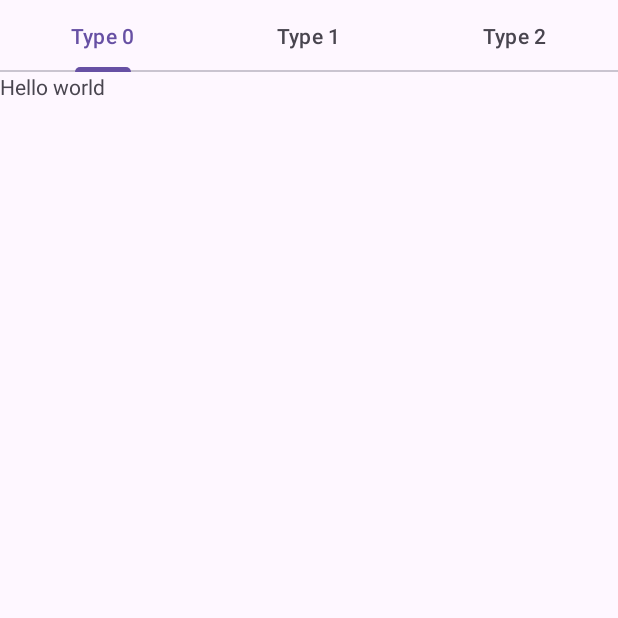
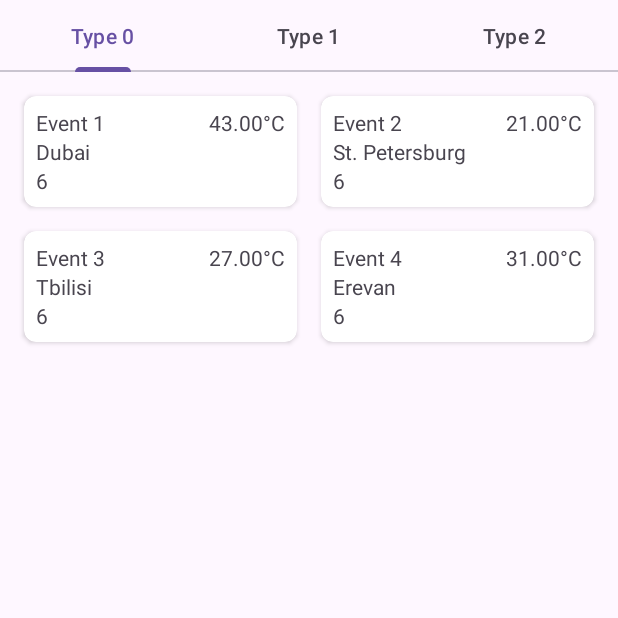
Before and after one commit to EinTheFrog/EventListExercise, an Android app: the screen it shows after launch (MainActivity), on a phone screen of 412 x 824 dp, the top half of it. Run offline under Robolectric (Android 15) with nearby library versions, the phone set to English and light mode, and no system bars.

Commit message:
Create event list

```diff
--- /dev/null
+++ b/app/src/main/java/com/example/eventcalendar/model/EventType.kt
@@ -0,0 +1,10 @@
+package com.example.eventcalendar.model
+
+import androidx.annotation.StringRes
+import com.example.eventcalendar.R
+
+enum class EventType(@StringRes val titleResource: Int) {
+    COMING(R.string.coming_event_title),
+    VISITED(R.string.visited_event_title),
+    MISSED(R.string.missed_event_title)
+}
--- /dev/null
+++ b/app/src/main/java/com/example/eventcalendar/model/domain/EventDomain.kt
@@ -0,0 +1,13 @@
+package com.example.eventcalendar.model.domain
+
+import com.example.eventcalendar.model.EventType
+import java.util.Calendar
+
+data class EventDomain(
+    val id: Int,
+    val title: String,
+    val city: CityDomain,
+    val weather: WeatherDomain,
+    val date: Calendar,
+    val eventType: EventType
+)
--- a/app/src/main/java/com/example/eventcalendar/ui/screens/eventList/EventFragment.kt
+++ /dev/null
@@ -1,29 +0,0 @@
-package com.example.eventcalendar.ui.screens.eventList
-
-import android.os.Bundle
-import android.view.LayoutInflater
-import android.view.View
-import android.view.ViewGroup
-import androidx.fragment.app.Fragment
-import com.example.eventcalendar.databinding.FragmentEventBinding
-import com.example.eventcalendar.utils.constants.eventTypeKey
-
-class EventFragment: Fragment() {
-    lateinit var binding: FragmentEventBinding
-
-    override fun onCreateView(
-        inflater: LayoutInflater,
-        container: ViewGroup?,
-        savedInstanceState: Bundle?
-    ): View {
-        binding = FragmentEventBinding.inflate(inflater)
-        return binding.root
-    }
-
-
-    override fun onViewCreated(view: View, savedInstanceState: Bundle?) {
-        val arguments = arguments.takeIf { it?.containsKey(eventTypeKey) ?: false } ?: return
-        val eventType = arguments.getInt(eventTypeKey)
-        binding.screenNumberText.text = eventType.toString()
-    }
-}
--- a/app/src/main/java/com/example/eventcalendar/ui/screens/eventList/EventListAdapter.kt
+++ b/app/src/main/java/com/example/eventcalendar/ui/screens/eventList/EventListAdapter.kt
@@ -1,20 +1,50 @@
 package com.example.eventcalendar.ui.screens.eventList
 
-import android.os.Bundle
-import androidx.fragment.app.Fragment
-import androidx.viewpager2.adapter.FragmentStateAdapter
-import com.example.eventcalendar.utils.constants.eventTypeKey
+import android.content.Context
+import android.view.LayoutInflater
+import android.view.View
+import android.view.ViewGroup
+import android.widget.TextView
+import androidx.recyclerview.widget.RecyclerView
+import com.example.eventcalendar.R
+import com.example.eventcalendar.databinding.ItemEventBinding
+import com.example.eventcalendar.model.domain.EventDomain
+import java.util.Calendar
 
-class EventListAdapter(fragment: Fragment): FragmentStateAdapter(fragment) {
-    private val screensCount = 3
+class EventListAdapter(
+    private val eventList: List<EventDomain>,
+    private val context: Context
+): RecyclerView.Adapter<EventListAdapter.ViewHolder>() {
 
-    override fun getItemCount(): Int = screensCount
+    class ViewHolder(view: View) : RecyclerView.ViewHolder(view) {
+        val titleText: TextView
+        val temperatureText: TextView
+        val cityText: TextView
+        val dateText: TextView
 
-    override fun createFragment(position: Int): Fragment {
-        val fragment = EventFragment()
-        val bundle = Bundle()
-        bundle.putInt(eventTypeKey, position)
-        return fragment
+        init {
+            titleText = view.findViewById(R.id.title_text)
+            temperatureText = view.findViewById(R.id.temperature_text)
+            cityText = view.findViewById(R.id.city_text)
+            dateText = view.findViewById(R.id.date_text)
+        }
+    }
+
+    override fun getItemCount() = eventList.size
+
+    override fun onCreateViewHolder(parent: ViewGroup, viewType: Int): ViewHolder {
+        val binding = ItemEventBinding.inflate(LayoutInflater.from(parent.context), parent, false)
+        return ViewHolder(binding.root)
+    }
+
+    override fun onBindViewHolder(holder: ViewHolder, position: Int) {
+        holder.titleText.text = eventList[position].title
+        holder.temperatureText.text = context.getString(
+            R.string.temperature,
+            eventList[position].weather.temp
+        )
+        holder.cityText.text = eventList[position].city.name
+        holder.dateText.text = eventList[position].date.get(Calendar.MONTH).toString()
     }
 
 }
--- a/app/src/main/java/com/example/eventcalendar/ui/screens/eventList/EventListFragment.kt
+++ b/app/src/main/java/com/example/eventcalendar/ui/screens/eventList/EventListFragment.kt
@@ -25,7 +25,7 @@ class EventListFragment: Fragment() {
 
     override fun onViewCreated(view: View, savedInstanceState: Bundle?) {
         val viewPager = binding.viewPager
-        viewPager.adapter = EventListAdapter(this)
+        viewPager.adapter = EventTypeListAdapter(this)
 
         val tabLayout = binding.tabLayout
         attachTabLayoutMediator(tabLayout = tabLayout, viewPager = viewPager)
--- /dev/null
+++ b/app/src/main/java/com/example/eventcalendar/ui/screens/eventList/EventTypeFragment.kt
@@ -0,0 +1,54 @@
+package com.example.eventcalendar.ui.screens.eventList
+
+import android.os.Bundle
+import android.view.LayoutInflater
+import android.view.View
+import android.view.ViewGroup
+import androidx.fragment.app.Fragment
+import androidx.recyclerview.widget.GridLayoutManager
+import androidx.recyclerview.widget.LinearLayoutManager
+import androidx.recyclerview.widget.RecyclerView
+import androidx.recyclerview.widget.RecyclerView.LayoutManager
+import com.example.eventcalendar.databinding.FragmentEventTypeBinding
+import com.example.eventcalendar.model.EventType
+import com.example.eventcalendar.model.domain.CityDomain
+import com.example.eventcalendar.model.domain.EventDomain
+import com.example.eventcalendar.model.domain.WeatherDomain
+import com.example.eventcalendar.utils.constants.eventTypeKey
+import java.util.Calendar
+
+class EventTypeFragment: Fragment() {
+    private lateinit var binding: FragmentEventTypeBinding
+    private lateinit var adapter: EventListAdapter
+
+    override fun onCreateView(
+        inflater: LayoutInflater,
+        container: ViewGroup?,
+        savedInstanceState: Bundle?
+    ): View {
+        binding = FragmentEventTypeBinding.inflate(inflater)
+
+        initRecyclerView(binding.eventRecyclerView)
+        return binding.root
+    }
+
+
+    override fun onViewCreated(view: View, savedInstanceState: Bundle?) {
+        val arguments = arguments.takeIf { it?.containsKey(eventTypeKey) ?: false } ?: return
+        val eventType = arguments.getInt(eventTypeKey)
+    }
+
+    private fun initRecyclerView(recyclerView: RecyclerView) {
+        val eventList = listOf(
+            EventDomain(0, "Event 1", CityDomain("Dubai", 0.0, 0.0, "UAE"), WeatherDomain(43.0, "", Calendar.getInstance()), Calendar.getInstance(), EventType.COMING),
+            EventDomain(1, "Event 2", CityDomain("St. Petersburg", 0.0, 0.0, "Russia"), WeatherDomain(21.0, "", Calendar.getInstance()), Calendar.getInstance(), EventType.COMING),
+            EventDomain(2, "Event 3", CityDomain("Tbilisi", 0.0, 0.0, "Georgia"), WeatherDomain(27.0, "", Calendar.getInstance()), Calendar.getInstance(), EventType.COMING),
+            EventDomain(3, "Event 4", CityDomain("Erevan", 0.0, 0.0, "Armenia"), WeatherDomain(31.0, "", Calendar.getInstance()), Calendar.getInstance(), EventType.COMING)
+        )
+
+        val adapter = EventListAdapter(eventList, requireContext())
+        recyclerView.adapter = adapter
+        val layoutManager = GridLayoutManager(requireContext(), 2)
+        recyclerView.layoutManager = layoutManager
+    }
+}
--- /dev/null
+++ b/app/src/main/java/com/example/eventcalendar/ui/screens/eventList/EventTypeListAdapter.kt
@@ -0,0 +1,20 @@
+package com.example.eventcalendar.ui.screens.eventList
+
+import android.os.Bundle
+import androidx.fragment.app.Fragment
+import androidx.viewpager2.adapter.FragmentStateAdapter
+import com.example.eventcalendar.utils.constants.eventTypeKey
+
+class EventTypeListAdapter(fragment: Fragment): FragmentStateAdapter(fragment) {
+    private val screensCount = 3
+
+    override fun getItemCount(): Int = screensCount
+
+    override fun createFragment(position: Int): Fragment {
+        val fragment = EventTypeFragment()
+        val bundle = Bundle()
+        bundle.putInt(eventTypeKey, position)
+        return fragment
+    }
+
+}
--- a/app/src/main/res/layout/fragment_event.xml
+++ b/app/src/main/res/layout/fragment_event_type.xml
@@ -4,10 +4,10 @@
     android:layout_width="match_parent"
     android:layout_height="match_parent">
 
-    <TextView
-        android:id="@+id/screen_number_text"
-        android:text="Hello world"
+    <androidx.recyclerview.widget.RecyclerView
+        android:id="@+id/event_recycler_view"
         android:layout_width="match_parent"
-        android:layout_height="match_parent" />
+        android:layout_height="match_parent"
+        android:padding="8dp" />
 
 </androidx.constraintlayout.widget.ConstraintLayout>
--- /dev/null
+++ b/app/src/main/res/layout/item_event.xml
@@ -0,0 +1,48 @@
+<?xml version="1.0" encoding="utf-8"?>
+<androidx.cardview.widget.CardView xmlns:android="http://schemas.android.com/apk/res/android"
+    xmlns:app="http://schemas.android.com/apk/res-auto"
+    android:layout_width="match_parent"
+    android:layout_height="wrap_content"
+    android:layout_margin="8dp"
+    app:cardCornerRadius="8dp">
+
+    <androidx.constraintlayout.widget.ConstraintLayout
+        android:layout_width="match_parent"
+        android:layout_height="wrap_content"
+        android:padding="8dp">
+
+        <TextView
+            android:id="@+id/title_text"
+            android:text="Event 1"
+            android:layout_width="match_parent"
+            android:layout_height="wrap_content"
+            app:layout_constraintStart_toStartOf="parent"
+            app:layout_constraintTop_toTopOf="parent" />
+
+        <TextView
+            android:id="@+id/temperature_text"
+            android:text="34°C"
+            android:layout_width="wrap_content"
+            android:layout_height="wrap_content"
+            app:layout_constraintTop_toTopOf="parent"
+            app:layout_constraintEnd_toEndOf="parent"/>
+
+        <TextView
+            android:id="@+id/city_text"
+            android:text="Dubai"
+            android:layout_width="wrap_content"
+            android:layout_height="wrap_content"
+            app:layout_constraintStart_toStartOf="parent"
+            app:layout_constraintTop_toBottomOf="@id/temperature_text" />
+
+        <TextView
+            android:id="@+id/date_text"
+            android:text="18/07/2023"
+            android:layout_width="wrap_content"
+            android:layout_height="wrap_content"
+            app:layout_constraintStart_toStartOf="parent"
+            app:layout_constraintTop_toBottomOf="@id/city_text" />
+
+    </androidx.constraintlayout.widget.ConstraintLayout>
+
+</androidx.cardview.widget.CardView>
--- a/app/src/main/res/values/strings.xml
+++ b/app/src/main/res/values/strings.xml
@@ -1,3 +1,9 @@
 <resources>
     <string name="app_name">EventCalendar</string>
+
+    <string name="coming_event_title">Coming</string>
+    <string name="visited_event_title">Visited</string>
+    <string name="missed_event_title">Missed</string>
+
+    <string name="temperature">%1$.2f°C</string>
 </resources>
```
